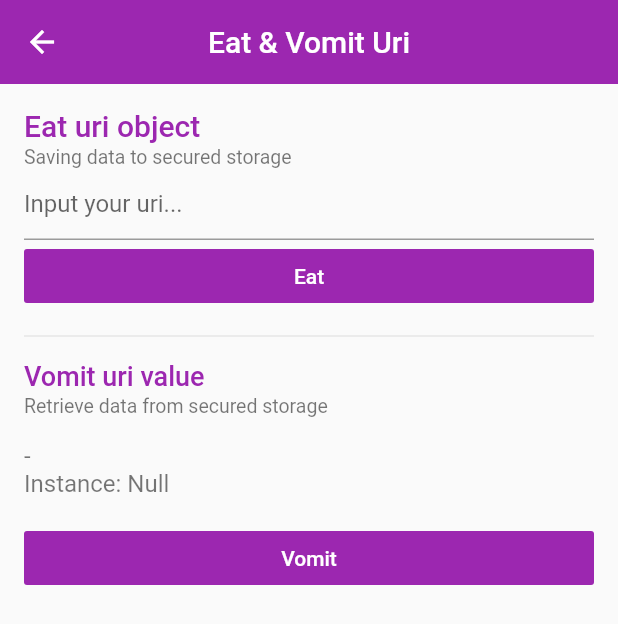
After one commit to agungnursatria/glutton, a Flutter app: the screen it shows after launch, after a tap on "Example eat & vomit uri", on a phone screen of 412 x 824 dp. The commit adds this screen. Shown: the top 624 px of the screen. Run offline on Flutter 3.47's test engine with Material 2 defaults, Android fonts, the phone set to English and light mode, and no system bars; our stand-ins replace shared_preferences; missing offline and left inert: encrypt; generated files the repository leaves out were written again.

Commit message:
Upgrade shared_preferences version, add eat vomit uri

```diff
--- /dev/null
+++ b/example/lib/eat_uri/eat_uri_page.dart
@@ -0,0 +1,164 @@
+import 'package:flutter/material.dart';
+import 'package:glutton/glutton.dart';
+
+class EatUriPage extends StatefulWidget {
+  @override
+  _EatUriPageState createState() => _EatUriPageState();
+}
+
+class _EatUriPageState extends State<EatUriPage> {
+  TextEditingController _controllerFullUriString;
+  Uri shownUri;
+
+  String uriKey = 'urlKey';
+
+  @override
+  void initState() {
+    _controllerFullUriString = TextEditingController();
+    super.initState();
+  }
+
+  @override
+  void dispose() {
+    _controllerFullUriString.dispose();
+    super.dispose();
+  }
+
+  void hideKeyboard(BuildContext context) {
+    FocusScope.of(context).requestFocus(FocusNode());
+  }
+
+  Future eat(BuildContext context) async {
+    String snackbarContent;
+    if (_controllerFullUriString.text.isEmpty) {
+      snackbarContent = 'Invalid data, please fill the empty field';
+    } else {
+      /// 1. Create Uri
+      Uri _urii = Uri.parse(_controllerFullUriString.text);
+
+      /// 2. Validate uri following RFC 3986 (optional)
+      if (_urii.isAbsolute) {
+        /// 3. Save uri inside glutton
+        bool isSuccess = await Glutton.eat(uriKey, _urii);
+        snackbarContent = (isSuccess)
+            ? 'Yay! glutton eating the $uriKey value!'
+            : 'Awww! there is something wrong';
+      }
+
+      setState(() {
+        _controllerFullUriString.clear();
+      });
+    }
+
+    final snackBar = SnackBar(content: Text(snackbarContent));
+    Scaffold.of(context).showSnackBar(snackBar);
+  }
+
+  Future vomit(BuildContext context) async {
+    /// 1. Retrieve user map inside glutton
+    shownUri = await Glutton.vomit(uriKey);
+    setState(() {});
+  }
+
+  @override
+  Widget build(BuildContext context) {
+    return Scaffold(
+      resizeToAvoidBottomInset: false,
+      appBar: AppBar(
+        title: Text('Eat & Vomit Uri'),
+        elevation: 0.0,
+        centerTitle: true,
+      ),
+      body: Builder(
+        builder: (scaffoldContext) => SingleChildScrollView(
+          child: Padding(
+            padding: const EdgeInsets.all(16.0),
+            child: Column(
+              crossAxisAlignment: CrossAxisAlignment.start,
+              children: <Widget>[
+                Text(
+                  'Eat uri object',
+                  style: TextStyle(
+                    color: Colors.purple,
+                    fontSize: 20.0,
+                    fontWeight: FontWeight.w500,
+                  ),
+                ),
+                SizedBox(height: 2.0),
+                Text(
+                  'Saving data to secured storage',
+                  style: TextStyle(
+                    color: Colors.black54,
+                    fontSize: 13.0,
+                  ),
+                ),
+                TextFormField(
+                  controller: _controllerFullUriString,
+                  decoration: InputDecoration(
+                    hintText: 'Input your uri...',
+                  ),
+                ),
+                Container(
+                  width: double.infinity,
+                  child: RaisedButton(
+                    elevation: 0.0,
+                    child: Text('Eat'),
+                    onPressed: () async {
+                      hideKeyboard(context);
+                      await eat(scaffoldContext);
+                    },
+                  ),
+                ),
+                SizedBox(height: 8.0),
+                Divider(),
+                SizedBox(height: 8.0),
+                Text(
+                  'Vomit uri value',
+                  style: TextStyle(
+                    color: Colors.purple,
+                    fontSize: 18.0,
+                    fontWeight: FontWeight.w500,
+                  ),
+                ),
+                SizedBox(height: 2.0),
+                Text(
+                  'Retrieve data from secured storage',
+                  style: TextStyle(
+                    color: Colors.black54,
+                    fontSize: 13.0,
+                  ),
+                ),
+                SizedBox(height: 16.0),
+                Text(
+                  (shownUri == null) ? '-' : shownUri.toString(),
+                  style: TextStyle(
+                    color: Colors.black54,
+                    fontSize: 16.0,
+                  ),
+                ),
+                Text(
+                  'Instance: ${shownUri.runtimeType}',
+                  style: TextStyle(
+                    color: Colors.black54,
+                    fontSize: 16.0,
+                  ),
+                ),
+                SizedBox(height: 16.0),
+                Container(
+                  width: double.infinity,
+                  child: RaisedButton(
+                    elevation: 0.0,
+                    child: Text('Vomit'),
+                    onPressed: () async {
+                      await vomit(scaffoldContext);
+                    },
+                  ),
+                ),
+              ],
+            ),
+          ),
+        ),
+      ),
+    );
+  }
+}
--- a/example/lib/main.dart
+++ b/example/lib/main.dart
@@ -2,6 +2,7 @@ import 'package:flutter/material.dart';
 import 'package:glutton_example/eat_class/eat_class_page.dart';
 import 'package:glutton_example/eat_date/eat_date_page.dart';
 import 'package:glutton_example/eat_enum/eat_enum_page.dart';
+import 'package:glutton_example/eat_uri/eat_uri_page.dart';
 
 void main() => runApp(MyApp());
 
@@ -86,6 +87,16 @@ class _MainPageState extends State<MainPage> {
                     ),
                   ),
                 ),
+                RaisedButton(
+                  elevation: 0.0,
+                  child: Text('Example eat & vomit uri'),
+                  onPressed: () => Navigator.push(
+                    context,
+                    MaterialPageRoute(
+                      builder: (_) => EatUriPage(),
+                    ),
+                  ),
+                ),
                 SizedBox(height: 8.0),
                 Divider(),
                 SizedBox(height: 8.0),
--- a/lib/src/utils/glutton_constant.dart
+++ b/lib/src/utils/glutton_constant.dart
@@ -18,4 +18,5 @@ class GluttonClassTypeConstant {
   static const Int = 'GInt';
   static const Double = 'GDouble';
   static const Bool = 'GBool';
+  static const Uri = 'GUri';
 }
--- a/lib/src/utils/glutton_converter.dart
+++ b/lib/src/utils/glutton_converter.dart
@@ -43,6 +43,9 @@ class GluttonConverter {
       } else if (value is bool) {
         prefix = GluttonClassTypeConstant.Bool;
         unEncryptedValue = value.toString();
+      } else if (value is Uri) {
+        prefix = GluttonClassTypeConstant.Uri;
+        unEncryptedValue = value.toString();
       } else {
         throw GluttonFormatException(
           message: 'Wrong input, type ${value.runtimeType} is undefined',
@@ -87,6 +90,9 @@ class GluttonConverter {
       case GluttonClassTypeConstant.Bool:
         return splitted[1] == 'true';
         break;
+      case GluttonClassTypeConstant.Uri:
+        return Uri.parse(splitted[1]);
+        break;
       default:
         throw GluttonFormatException(
           message: 'Wrong input, undefined class type',
--- a/pubspec.yaml
+++ b/pubspec.yaml
@@ -9,7 +9,7 @@ environment:
 dependencies:
   flutter:
     sdk: flutter
-  shared_preferences: ^0.5.6+3
+  shared_preferences: ^0.5.7
   encrypt: ^4.0.0
 
 dev_dependencies:
```
Also changed, not shown: example/pubspec.lock, pubspec.lock.
